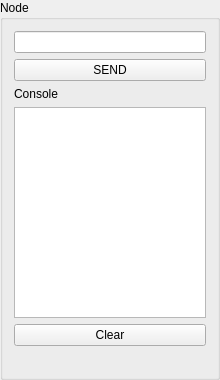
First picture: the form in PC/gui/TKN_Nodebox.ui, repository chrispap/TKN, before the edit.
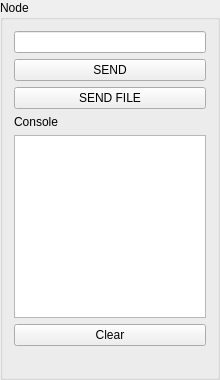
Second picture: the form after the edit.

```diff
--- a/PC/gui/TKN_Nodebox.ui
+++ b/PC/gui/TKN_Nodebox.ui
@@ -35,17 +35,10 @@
    <string>Node </string>
   </property>
   <layout class="QGridLayout" name="gridLayout">
-   <item row="5" column="0">
-    <widget class="QTextEdit" name="textEditConsole">
-     <property name="readOnly">
-      <bool>true</bool>
-     </property>
-    </widget>
-   </item>
-   <item row="4" column="0">
-    <widget class="QLabel" name="label">
+   <item row="7" column="0">
+    <widget class="QPushButton" name="buttonClear">
      <property name="text">
-      <string>Console</string>
+      <string>Clear</string>
      </property>
     </widget>
    </item>
@@ -66,10 +59,27 @@
      </property>
     </widget>
    </item>
+   <item row="8" column="0">
+    <widget class="QLabel" name="labelAVR">
+     <property name="text">
+      <string/>
+     </property>
+     <property name="alignment">
+      <set>Qt::AlignRight|Qt::AlignTrailing|Qt::AlignVCenter</set>
+     </property>
+    </widget>
+   </item>
    <item row="6" column="0">
-    <widget class="QPushButton" name="buttonClear">
+    <widget class="QTextEdit" name="textEditConsole">
+     <property name="readOnly">
+      <bool>true</bool>
+     </property>
+    </widget>
+   </item>
+   <item row="5" column="0">
+    <widget class="QLabel" name="label">
      <property name="text">
-      <string>Clear</string>
+      <string>Console</string>
      </property>
     </widget>
    </item>
@@ -80,13 +90,10 @@
      </property>
     </widget>
    </item>
-   <item row="7" column="0">
-    <widget class="QLabel" name="labelAVR">
+   <item row="4" column="0">
+    <widget class="QPushButton" name="buttonSendFile">
      <property name="text">
-      <string/>
-     </property>
-     <property name="alignment">
-      <set>Qt::AlignRight|Qt::AlignTrailing|Qt::AlignVCenter</set>
+      <string>SEND FILE</string>
      </property>
     </widget>
    </item>
```
